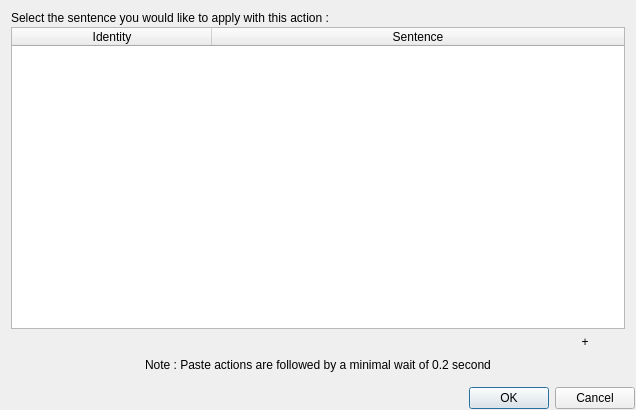
AmirHammouteneEI/ScheduledPasteAndKeys, file ui/createactiondialogs/CreatePasteActionDialog.ui: the form before one commit.
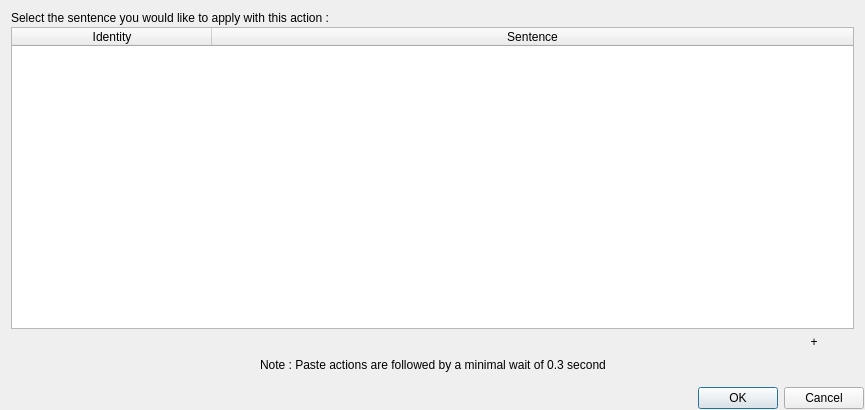
The form after the commit. Custom widgets are drawn as their Qt base class.

Commit message: ready for v1.9 ; clear maps managment ; rewrite of action deepcopy ; display correction and UI adjustment

Patch:
```diff
--- a/ui/createactiondialogs/CreatePasteActionDialog.ui
+++ b/ui/createactiondialogs/CreatePasteActionDialog.ui
@@ -6,7 +6,7 @@
    <rect>
     <x>0</x>
     <y>0</y>
-    <width>636</width>
+    <width>865</width>
     <height>410</height>
    </rect>
   </property>
@@ -97,7 +97,7 @@
        <item>
         <widget class="QLabel" name="label_2">
          <property name="text">
-          <string>Note : Paste actions are followed by a minimal wait of 0.2 second</string>
+          <string>Note : Paste actions are followed by a minimal wait of 0.3 second</string>
          </property>
         </widget>
        </item>
```
The commit also changes 34 other files.
